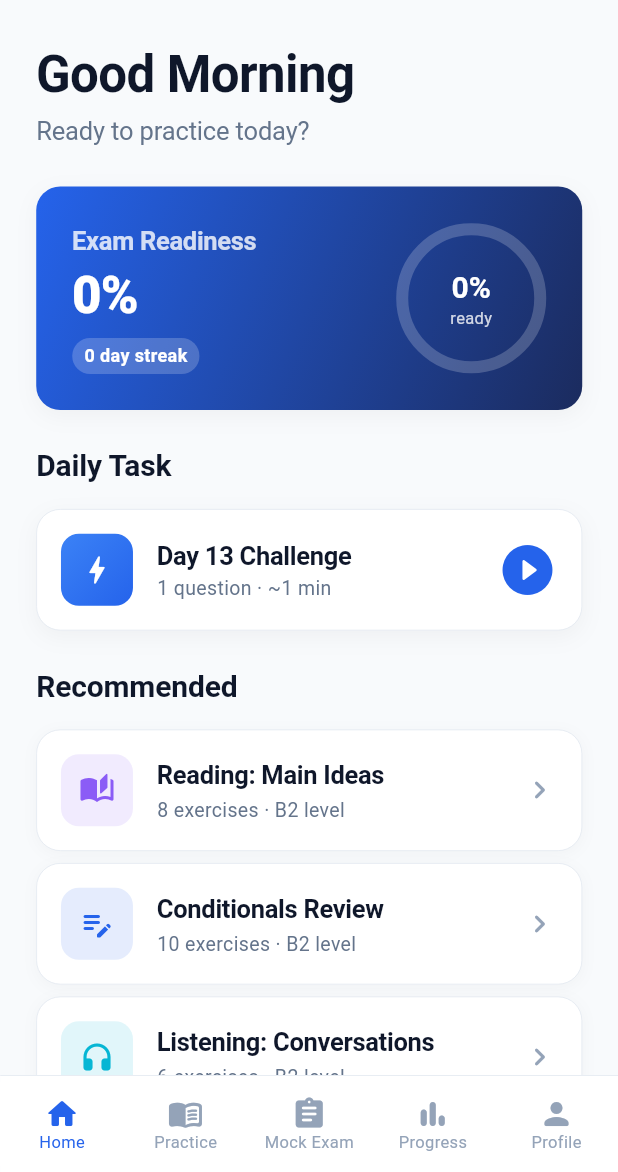
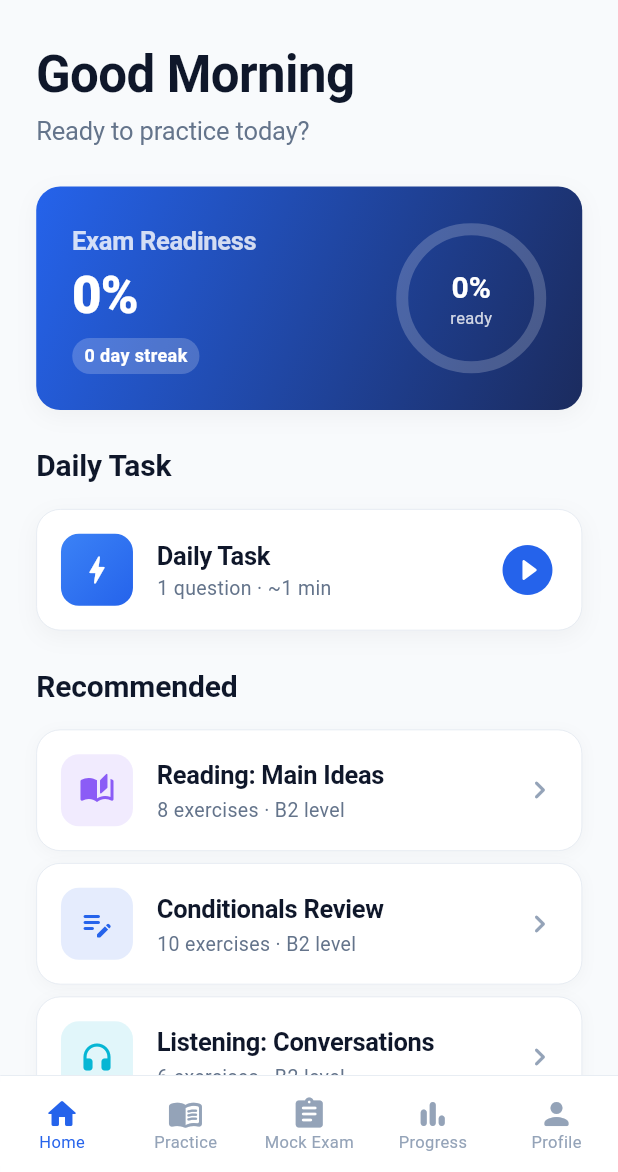
Before and after one commit to PingPeterConnexa/englishb2app, a Flutter app: the screen it shows after launch, after a tap on "Continue", after a tap on "Skip", after a tap on "Continue with Apple", on a phone screen of 412 x 824 dp, the part 64-1236 px from its top. Run offline on Flutter 3.47's test engine with Material 3 defaults, Android fonts, the phone set to English and light mode, and no system bars; our stand-ins replace fl_chart, flutter_riverpod, go_router, shared_preferences; accounts and stored records are empty.

Commit message:
daily task bug weg

```diff
--- a/lib/features/home/screens/daily_task_screen.dart
+++ b/lib/features/home/screens/daily_task_screen.dart
@@ -51,7 +51,7 @@ class _DailyTaskScreenState extends ConsumerState<DailyTaskScreen> {
     return Scaffold(
       appBar: AppBar(
         title: Text(
-          'Daily Task · Day $dayIndex',
+          'Daily Task',
           style: AppTypography.headline.copyWith(
             color: isDark
                 ? AppColors.textPrimaryDark
--- a/lib/features/home/screens/home_screen.dart
+++ b/lib/features/home/screens/home_screen.dart
@@ -72,7 +72,10 @@ class HomeScreen extends ConsumerWidget {
 
                 // Exam readiness card
                 progressAsync.when(
-                  data: (progress) => PremiumCard(
+                  data: (progress) {
+                    final dailyAsync = ref.watch(dailyTaskProvider);
+                    final dailyStreak = dailyAsync.valueOrNull?.streak ?? 0;
+                    return PremiumCard(
                       gradient: AppColors.primaryGradient,
                       padding: const EdgeInsets.all(AppSpacing.lg),
                       child: Row(
@@ -84,7 +87,8 @@ class HomeScreen extends ConsumerWidget {
                                 Text(
                                   'Exam Readiness',
                                   style: AppTypography.headline.copyWith(
-                                  color: Colors.white.withValues(alpha: 0.8),
+                                    color:
+                                        Colors.white.withValues(alpha: 0.8),
                                   ),
                                 ),
                                 const SizedBox(height: AppSpacing.xs),
@@ -102,12 +106,13 @@ class HomeScreen extends ConsumerWidget {
                                     vertical: 4,
                                   ),
                                   decoration: BoxDecoration(
-                                  color: Colors.white.withValues(alpha: 0.2),
+                                    color:
+                                        Colors.white.withValues(alpha: 0.2),
                                     borderRadius: BorderRadius.circular(
                                         AppSpacing.radiusFull),
                                   ),
                                   child: Text(
-                                  '${progress.currentStreak} day streak',
+                                    '$dailyStreak day streak',
                                     style: AppTypography.caption1.copyWith(
                                       color: Colors.white,
                                       fontWeight: FontWeight.w600,
@@ -122,7 +127,8 @@ class HomeScreen extends ConsumerWidget {
                             size: 100,
                             strokeWidth: 8,
                             color: Colors.white,
-                          backgroundColor: Colors.white.withValues(alpha: 0.2),
+                            backgroundColor:
+                                Colors.white.withValues(alpha: 0.2),
                             center: Column(
                               mainAxisSize: MainAxisSize.min,
                               children: [
@@ -136,7 +142,8 @@ class HomeScreen extends ConsumerWidget {
                                 Text(
                                   'ready',
                                   style: AppTypography.caption2.copyWith(
-                                  color: Colors.white.withValues(alpha: 0.8),
+                                    color:
+                                        Colors.white.withValues(alpha: 0.8),
                                   ),
                                 ),
                               ],
@@ -144,7 +151,8 @@ class HomeScreen extends ConsumerWidget {
                           ),
                         ],
                       ),
-                  ),
+                    );
+                  },
                   loading: () => const SizedBox(
                     height: 140,
                     child: Center(child: CircularProgressIndicator()),
@@ -199,7 +207,7 @@ class HomeScreen extends ConsumerWidget {
                                     Text(
                                       done
                                           ? 'Completed'
-                                          : 'Day ${task.dayIndex} Challenge',
+                                          : 'Daily Task',
                                       style: AppTypography.headline.copyWith(
                                         color: isDark
                                             ? AppColors.textPrimaryDark
--- a/lib/features/profile/screens/profile_screen.dart
+++ b/lib/features/profile/screens/profile_screen.dart
@@ -7,6 +7,7 @@ import '../../../core/theme/app_typography.dart';
 import '../../../core/utils/constants.dart';
 import '../../../core/widgets/premium_card.dart';
 import '../../auth/providers/auth_provider.dart';
+import '../../home/providers/daily_task_provider.dart';
 import '../../progress/providers/progress_provider.dart';
 
 class ProfileScreen extends ConsumerWidget {
@@ -113,7 +114,10 @@ class ProfileScreen extends ConsumerWidget {
 
                 // Quick stats
                 progressAsync.when(
-                  data: (progress) => Row(
+                  data: (progress) {
+                    final dailyStreak =
+                        ref.watch(dailyTaskProvider).valueOrNull?.streak ?? 0;
+                    return Row(
                       children: [
                         _QuickStat(
                           value: '${progress.totalExercisesCompleted}',
@@ -123,7 +127,7 @@ class ProfileScreen extends ConsumerWidget {
                         ),
                         const SizedBox(width: AppSpacing.sm),
                         _QuickStat(
-                        value: '${progress.currentStreak}',
+                          value: '$dailyStreak',
                           label: 'Streak',
                           icon: Icons.local_fire_department_rounded,
                           color: AppColors.warning,
@@ -136,7 +140,8 @@ class ProfileScreen extends ConsumerWidget {
                           color: AppColors.primaryBlue,
                         ),
                       ],
-                  ),
+                    );
+                  },
                   loading: () => const SizedBox.shrink(),
                   error: (_, __) => const SizedBox.shrink(),
                 ),
```
Lines whose indentation alone changed are shown as unchanged.
